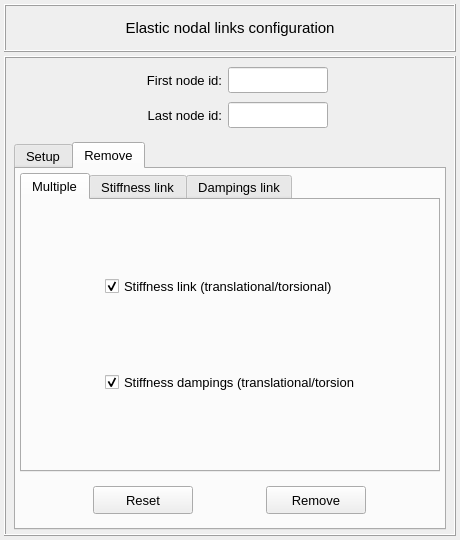
This is pulse/interface/data/ui_files/model/setup/structural/elastic_nodal_links_input.ui in open-pulse/OpenPulse as Qt 5 draws it before an edit. The edited form follows.
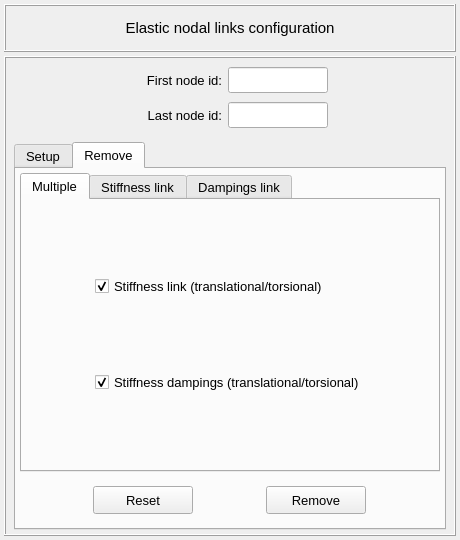
This is the edited form. The open tabs and pages were chosen to show the change.

Commit message: Minor adjustments on the lumped elements and structural links classes

```diff
--- a/pulse/interface/data/ui_files/model/setup/structural/elastic_nodal_links_input.ui
+++ b/pulse/interface/data/ui_files/model/setup/structural/elastic_nodal_links_input.ui
@@ -3170,6 +3170,7 @@
                <property name="font">
                 <font>
                  <family>MS Shell Dlg 2</family>
+                 <pointsize>10</pointsize>
                 </font>
                </property>
                <property name="currentIndex">
@@ -3185,13 +3186,13 @@
                    <property name="minimumSize">
                     <size>
                      <width>200</width>
-                     <height>25</height>
+                     <height>26</height>
                     </size>
                    </property>
                    <property name="maximumSize">
                     <size>
-                     <width>250</width>
-                     <height>25</height>
+                     <width>280</width>
+                     <height>26</height>
                     </size>
                    </property>
                    <property name="font">
@@ -3212,13 +3213,13 @@
                    <property name="minimumSize">
                     <size>
                      <width>200</width>
-                     <height>25</height>
+                     <height>26</height>
                     </size>
                    </property>
                    <property name="maximumSize">
                     <size>
-                     <width>250</width>
-                     <height>25</height>
+                     <width>280</width>
+                     <height>26</height>
                     </size>
                    </property>
                    <property name="font">
```
The commit also changes 5 other files.
